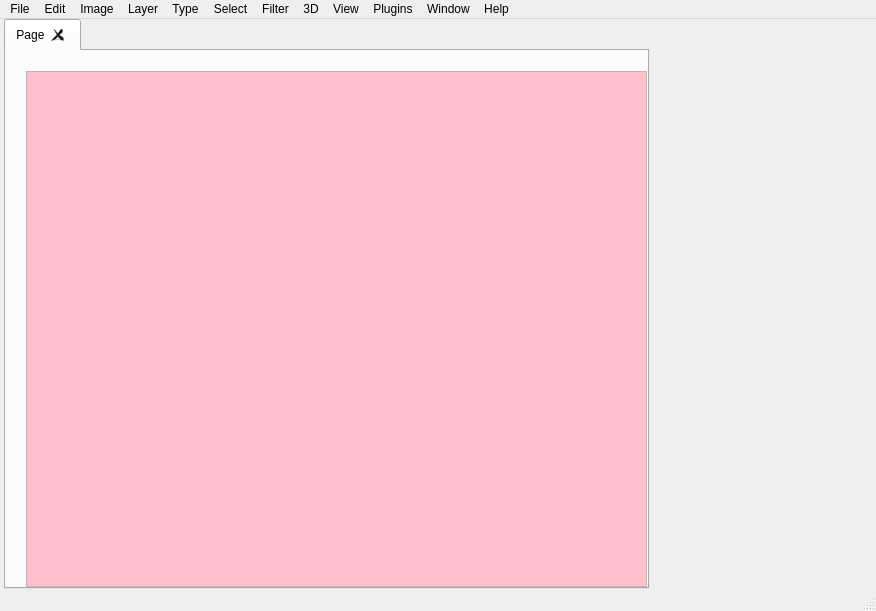
Old version of the form design/mainwindow_new.ui in the repository jedhelmers/Fauxtoshop.
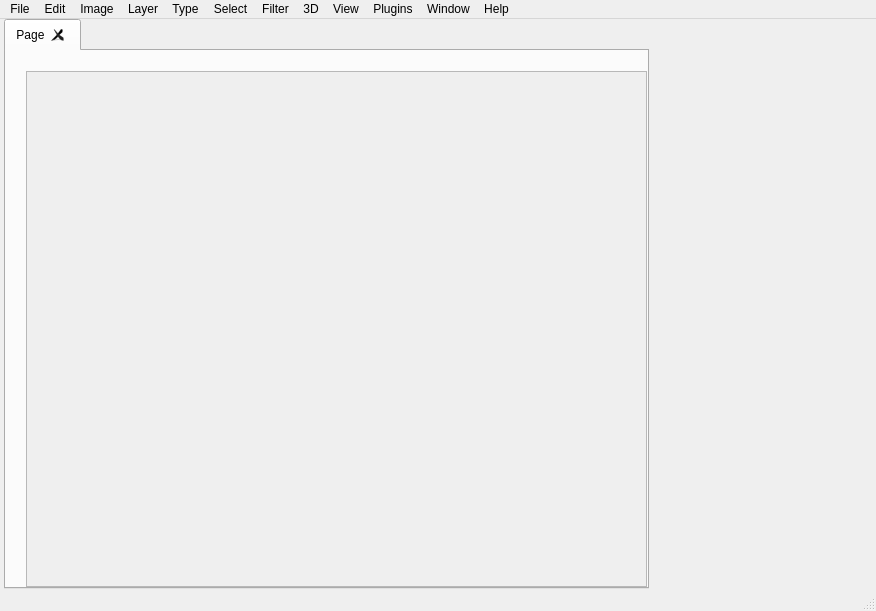
New version of the form.

```diff
--- a/design/mainwindow_new.ui
+++ b/design/mainwindow_new.ui
@@ -320,7 +320,7 @@
                   <item row="0" column="0">
                    <widget class="QWidget" name="widget" native="true">
                     <property name="styleSheet">
-                     <string notr="true">background: pink;</string>
+                     <string notr="true"/>
                     </property>
                     <layout class="QGridLayout" name="gridLayout_4">
                      <property name="leftMargin">
```
